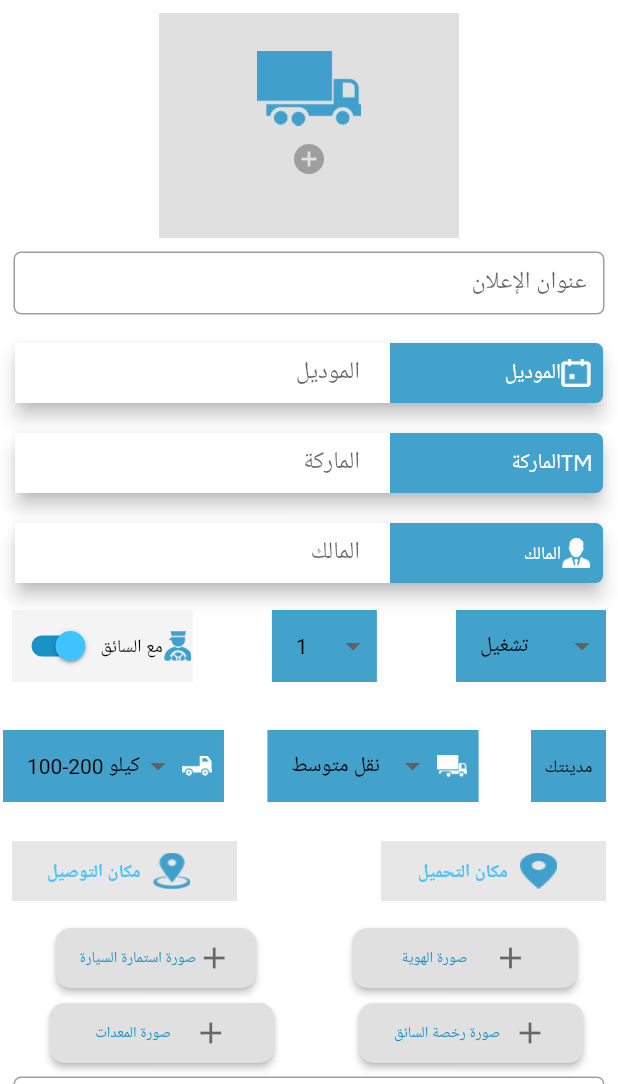
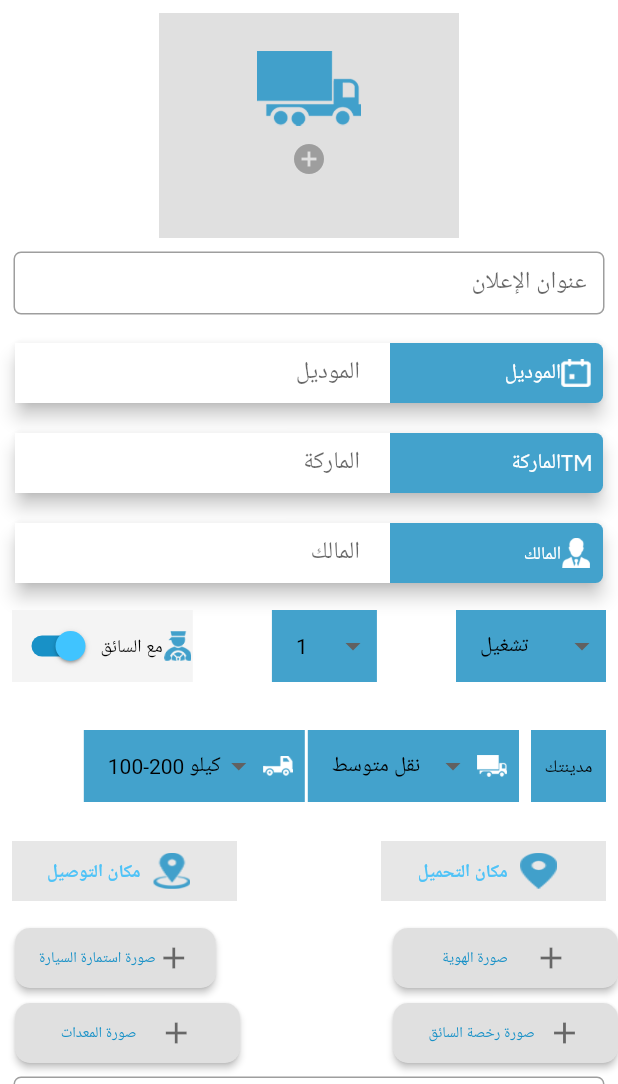
Before and after one commit to saifamer2030/advancednaql, a Flutter app: the NewOffer screen opened directly, on a phone screen of 412 x 824 dp, the part 152-1236 px from its top. Run offline on Flutter 3.47's test engine with Material 2 defaults, Android fonts, the phone set to English and light mode, and no system bars; our stand-ins replace connectivity, firebase_auth, firebase_database, firebase_messaging, firebase_storage, flutter_local_notifications and 13 more; missing offline and left inert: fimber; accounts and stored records are empty.

Commit message:
edit offer new

```diff
--- a/lib/screen/newoffer.dart
+++ b/lib/screen/newoffer.dart
@@ -522,9 +522,6 @@ class _newoffer extends State<NewOffer> {
                               Container(
                                 decoration: BoxDecoration(
                                   color: Colors.white,
-//                                              borderRadius: BorderRadius.only(
-//                                                  topRight: Radius.circular(10.0),
-//                                                  bottomRight: Radius.circular(10.0)),
                                 ),
                                 width: 250,
                                 height: 40,
@@ -596,7 +593,7 @@ class _newoffer extends State<NewOffer> {
                       mainAxisAlignment:
                       MainAxisAlignment.spaceBetween,
                       children: <Widget>[
-                        (_advcheck==true||Agrcheck==true)?Text(""):Container(
+                        (_advcheck==true||Agrcheck==true)?Container():Container(
                           color: const Color(0xffF4F4F4),
                           child: Row(
                             mainAxisAlignment:
@@ -730,9 +727,9 @@ class _newoffer extends State<NewOffer> {
                   ),
 
                   Row(
-                    mainAxisAlignment: MainAxisAlignment.spaceBetween,
-                    children: <Widget>[
-                      _travelcheck==true?Text(""): Padding(
+                    mainAxisAlignment: MainAxisAlignment.end,
+                    children: <Widget>[
+                      (_travelcheck==true||Agrcheck==true)?Container(): Padding(
                         padding: const EdgeInsets.all(2.0),
                         child: Container(
 
@@ -982,7 +979,7 @@ class _newoffer extends State<NewOffer> {
                   ) ,
 
                   Row(
-                    mainAxisAlignment: MainAxisAlignment.spaceAround,
+                    mainAxisAlignment: MainAxisAlignment.spaceBetween,
                     children: <Widget>[
                       Padding(
                         padding: const EdgeInsets.only(left:10.0),
@@ -1011,7 +1008,7 @@ class _newoffer extends State<NewOffer> {
                           ),
                         ),
                       ),
-                      (_advcheck==true||Agrcheck==true)?Text(""): Padding(
+                      (_advcheck==true||Agrcheck==true||isSwitched==false)?Container(): Padding(
                         padding: const EdgeInsets.only(left:10.0),
                         child: Container(
                           width: 150 /*MediaQuery.of(context).size.width*/,
@@ -1048,7 +1045,7 @@ class _newoffer extends State<NewOffer> {
                     width: _minimumPadding,
                   ),
                   Row(
-                    mainAxisAlignment: MainAxisAlignment.spaceAround,
+                    mainAxisAlignment: MainAxisAlignment.spaceBetween,
                     children: <Widget>[
                       Padding(
                         padding: const EdgeInsets.only(left:10.0),
@@ -1211,9 +1208,10 @@ class _newoffer extends State<NewOffer> {
                         color: const Color(0xff43A2CC),
                         onPressed: () async {
                           if (_formKey.currentState.validate()) {
-                            if (sampleImage11 != null && ((sampleImage12 != null)&&(!_advcheck||!Agrcheck))
-                                && sampleImage13 != null && ((sampleImage14 != null)&&(!_advcheck||!Agrcheck||isSwitched))
-                                && sampleImage1 != null) {
+                            if (sampleImage11 != null && sampleImage1 != null&& sampleImage13 != null
+//                                &&((sampleImage12 != null)&&(_advcheck||Agrcheck))
+//                                && ((sampleImage14 != null)&&(_advcheck||Agrcheck))
+                               ) {
     if((((city1==""||city1==null)||(city2==""||city2==null))&&(!Agrcheck))||(city3==""||city3==null)){
     Toast.show("برجاء ادخال المدينة", context,
     duration: Toast.LENGTH_LONG, gravity: Toast.BOTTOM);
@@ -1418,7 +1416,7 @@ _nocheck=false;
 
     // set up the button
     Widget okButton = FlatButton(
-      child: Text("إلغاء"),
+      child: Text("تم"),
       onPressed: () { Navigator.pop(context); },
     );
 
@@ -1555,6 +1553,10 @@ _nocheck=false;
   }
   Future uploadpp12(String url11) async {
     // Toast.show("22222",context,duration: Toast.LENGTH_SHORT,gravity:  Toast.BOTTOM);
+if(_advcheck==true||Agrcheck==true||isSwitched==false){
+  uploadpp13(url11,"a");
+
+}else{
 
   final StorageReference storageRef =
 FirebaseStorage.instance.ref().child('myimage');
@@ -1576,6 +1578,8 @@ _nocheck=false;
   _load2 = true;
 });
 }
+
+  }
   Future uploadpp13(url11,url12) async {
     // Toast.show("22222",context,duration: Toast.LENGTH_SHORT,gravity:  Toast.BOTTOM);
 
@@ -1601,7 +1605,9 @@ _nocheck=false;
   }
   Future uploadpp14(url11,url12,url13) async {
     // Toast.show("22222",context,duration: Toast.LENGTH_SHORT,gravity:  Toast.BOTTOM);
-
+    if(_advcheck==true||Agrcheck==true||isSwitched==false) {
+      uploadpp1(url11,url12,url13,"a");
+    }else{
       final StorageReference storageRef =
       FirebaseStorage.instance.ref().child('myimage');
       DateTime now = DateTime.now();
@@ -1621,6 +1627,8 @@ _nocheck=false;
       setState(() {
         _load2 = true;
       });
+    }
+
   }
 
   Future getImage1() async {
--- a/lib/screen/signup.dart
+++ b/lib/screen/signup.dart
@@ -272,7 +272,7 @@ class _SignUpState extends State<SignUp> {
                                 }
                               },
                               decoration: InputDecoration(
-                                labelText: Translations.of(context).translate('password_is_not_equal'),
+                                labelText: Translations.of(context).translate('password_confirmation'),
                                 //hintText: 'Name',
                                 labelStyle: textStyle,
                                 errorStyle: TextStyle(
```
Lines whose indentation alone changed are shown as unchanged.
